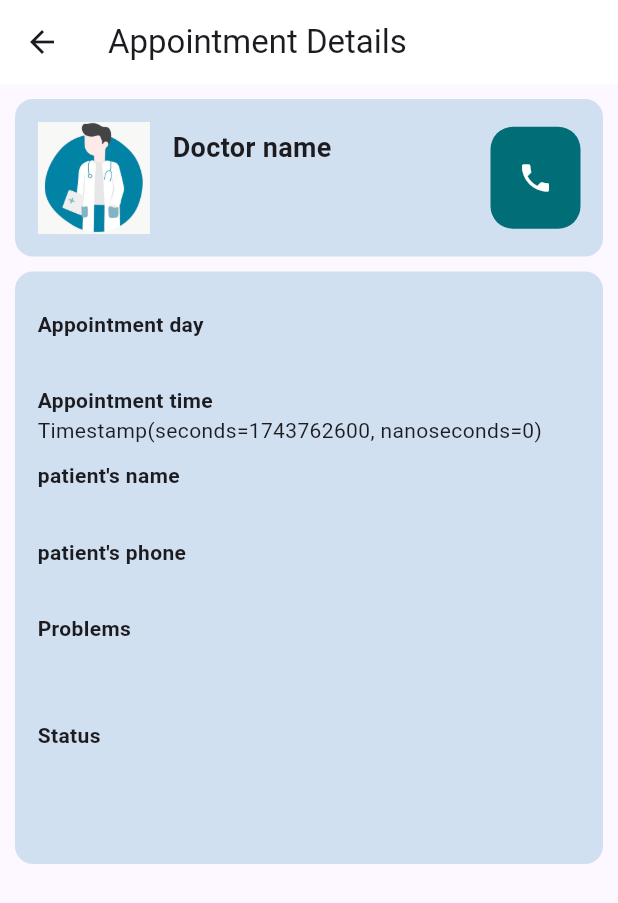
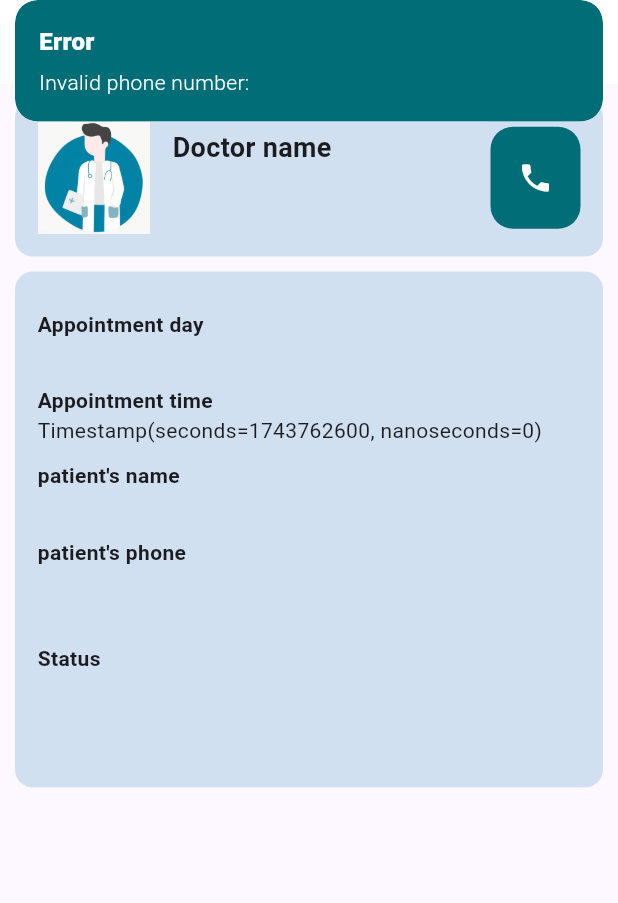
Before and after one commit to nomispal/MediVisit, a Flutter app: the Appointmentdetails screen opened directly with empty values, after a tap on the "phone" icon, on a phone screen of 412 x 824 dp. Shown: the top 903 px of the screen. Run offline on Flutter 3.47's test engine with Material 3 defaults, Android fonts, the phone set to English and light mode, and no system bars; our stand-ins replace cloud_firestore, firebase_auth, firebase_core, firebase_messaging, firebase_storage, flutter_animate and 8 more; missing offline and left inert: jose; accounts and stored records are empty.

Commit message:
appointment_details page bug fixes

```diff
--- a/lib/users/appointment_details/view/appointment_details.dart
+++ b/lib/users/appointment_details/view/appointment_details.dart
@@ -1,20 +1,80 @@
 import 'package:cloud_firestore/cloud_firestore.dart';
 import 'package:firebase_auth/firebase_auth.dart';
 import 'package:flutter/material.dart';
+import 'package:flutter/services.dart'; // For clipboard functionality
 import 'package:get/get.dart';
 import 'package:hams/general/consts/consts.dart';
 import 'package:hams/users/chat_view.dart';
 import 'package:hams/users/review/view/review_screen.dart';
 import 'package:velocity_x/velocity_x.dart';
+import 'package:url_launcher/url_launcher.dart';
 
 class Appointmentdetails extends StatelessWidget {
   final DocumentSnapshot doc;
   const Appointmentdetails({super.key, required this.doc});
 
+  // Function to validate and format the phone number
+  String _formatPhoneNumber(String phoneNumber) {
+    // Remove any non-digit characters (e.g., spaces, dashes)
+    String cleanedNumber = phoneNumber.replaceAll(RegExp(r'\D'), '');
+
+    // Check if the number already starts with a '+'
+    if (!cleanedNumber.startsWith('+')) {
+      // If not, prepend a default country code (e.g., +1 for the US)
+      // You can adjust the country code based on your app's requirements
+      cleanedNumber = '+1$cleanedNumber';
+    }
+
+    return cleanedNumber;
+  }
+
+  // Function to open the phone dialer
+  Future<void> _launchPhoneDialer(String phoneNumber) async {
+    // Validate and format the phone number
+    String formattedNumber = _formatPhoneNumber(phoneNumber);
+
+    // Basic validation: ensure the number has at least 10 digits (excluding the country code)
+    String digitsOnly = formattedNumber.replaceAll(RegExp(r'\D'), '');
+    if (digitsOnly.length < 10) {
+      Get.snackbar(
+        "Error",
+        "Invalid phone number: $phoneNumber",
+        backgroundColor: AppColors.primeryColor,
+        colorText: AppColors.whiteColor,
+      );
+      return;
+    }
+
+    final Uri phoneUri = Uri(scheme: 'tel', path: formattedNumber);
+    try {
+      if (await canLaunchUrl(phoneUri)) {
+        await launchUrl(phoneUri);
+      } else {
+        // Fallback: Copy the phone number to the clipboard
+        await Clipboard.setData(ClipboardData(text: formattedNumber));
+        Get.snackbar(
+          "Error",
+          "Could not open phone dialer. Number copied to clipboard: $formattedNumber",
+          backgroundColor: AppColors.primeryColor,
+          colorText: AppColors.whiteColor,
+        );
+      }
+    } catch (e) {
+      // Fallback: Copy the phone number to the clipboard
+      await Clipboard.setData(ClipboardData(text: formattedNumber));
+      Get.snackbar(
+        "Error",
+        "Failed to open phone dialer: $e. Number copied to clipboard: $formattedNumber",
+        backgroundColor: AppColors.primeryColor,
+        colorText: AppColors.whiteColor,
+      );
+    }
+  }
+
   @override
   Widget build(BuildContext context) {
     String currentUserId = FirebaseAuth.instance.currentUser?.uid ?? ''; // Get the current user's ID
-    bool canChat = doc['status'] == 'accept' || doc['status'] == 'complete';
+    bool canChat = doc['status'] == 'accept'; // Only allow chat if status is 'accept' (not 'complete')
 
     return Scaffold(
       appBar: AppBar(
@@ -75,7 +135,10 @@ class Appointmentdetails extends StatelessWidget {
                       color: AppColors.primeryColor,
                     ),
                     child: IconButton(
-                      onPressed: () {},
+                      onPressed: () {
+                        // Open the phone dialer with the doctor's phone number
+                        _launchPhoneDialer(doc['appDocNum'].toString());
+                      },
                       icon: const Icon(
                         Icons.phone,
                         color: Colors.white,
@@ -108,9 +171,6 @@ class Appointmentdetails extends StatelessWidget {
                   10.heightBox,
                   "patient's phone".text.semiBold.make(),
                   doc['appMobile'].toString().text.make(),
-                  10.heightBox,
-                  "Problems".text.semiBold.make(),
-                  doc['appMsg'].toString().text.make(),
                   30.heightBox,
                   "Status".text.semiBold.make(),
                   doc['status'].toString().text.make(),
@@ -118,6 +178,7 @@ class Appointmentdetails extends StatelessWidget {
                   Row(
                     mainAxisAlignment: MainAxisAlignment.center,
                     children: [
+                      // Show "Give a Review" or "Thanks for Review" when status is "complete"
                       if (doc['status'] == "complete") ...[
                         doc['review'] == "false"
                             ? InkWell(
@@ -146,7 +207,16 @@ class Appointmentdetails extends StatelessWidget {
                             ),
                           ),
                         )
-                            : Container(
+                            : InkWell(
+                          onTap: () {
+                            // Navigate to ChatView when "Thanks for Review" is tapped
+                            Get.to(() => ChatView(
+                              doctorId: doc['appWith'],
+                              doctorName: doc['appDocName'],
+                              userId: currentUserId,
+                            ));
+                          },
+                          child: Container(
                             height: 50,
                             width: 150,
                             decoration: BoxDecoration(
@@ -162,9 +232,10 @@ class Appointmentdetails extends StatelessWidget {
                               ),
                             ),
                           ),
+                        ),
                       ],
+                      // Show "Chat with Doctor" only if status is "accept" (not "complete")
                       if (canChat) ...[
-                        if (doc['status'] == "complete") 10.widthBox, // Add spacing if both buttons are present
                         InkWell(
                           onTap: () {
                             Get.to(() => ChatView(
--- a/lib/users/auth/view/role_selection_page.dart
+++ b/lib/users/auth/view/role_selection_page.dart
@@ -43,7 +43,7 @@ class RoleSelectionPage extends StatelessWidget {
 
                   // Title
                   Text(
-                    "Welcome to Smadical",
+                    "Welcome to Hams",
                     style: TextStyle(
                       fontSize: AppFontSize.size20,
                       fontWeight: FontWeight.bold,
```
Lines whose indentation alone changed are shown as unchanged.
